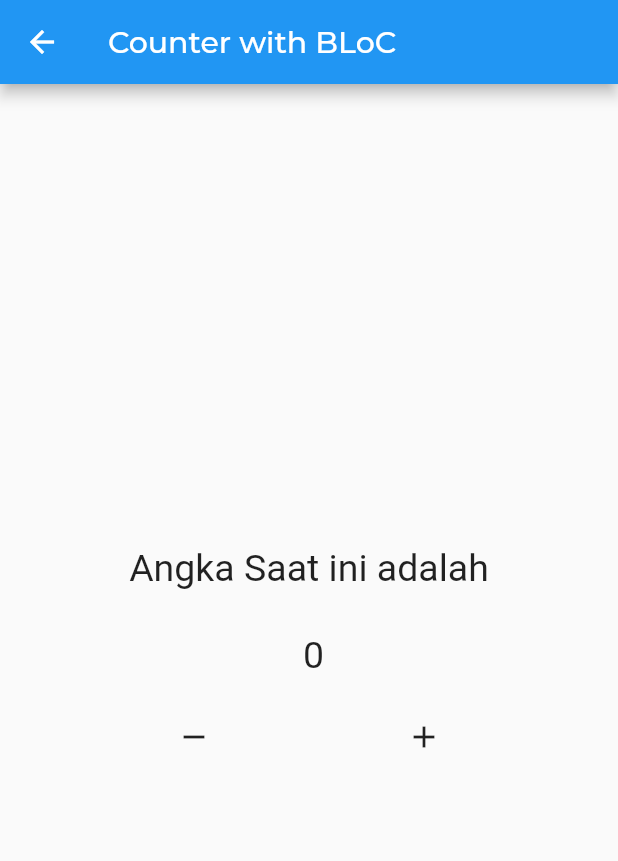
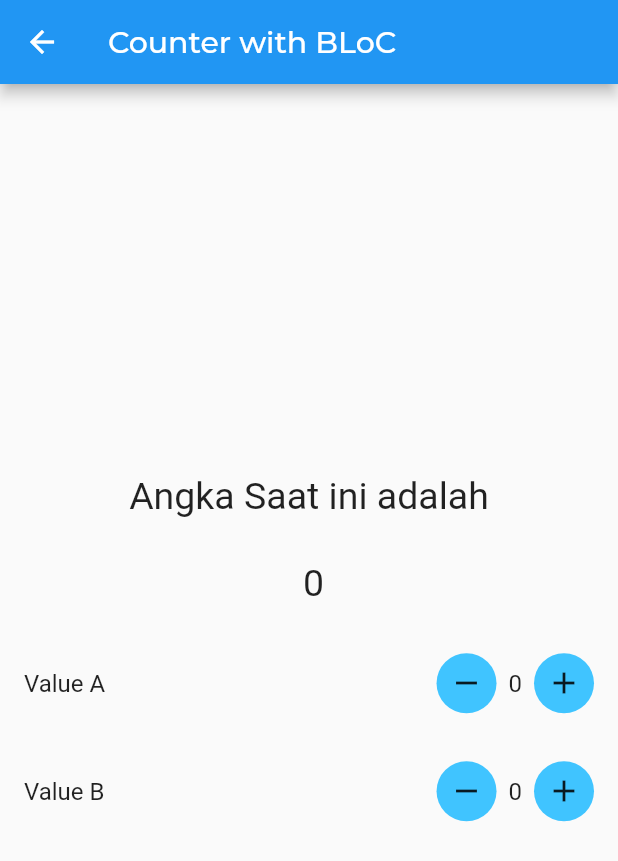
Before and after one commit to imaldila/aorls_apps_with_bloc, a Flutter app: the screen it shows after launch, after a tap on "Go To Counter", on a phone screen of 412 x 824 dp. Shown: the top 861 px of the screen. Run offline on Flutter 3.47's test engine with Material 2 defaults, Android fonts, the phone set to English and light mode, and no system bars; our stand-ins replace bloc, dio, equatable, flutter_bloc, google_fonts, google_maps_flutter.

Commit message:
refractor counter cubit

```diff
--- a/lib/counter/cubit/counter_cubit.dart
+++ b/lib/counter/cubit/counter_cubit.dart
@@ -1,11 +1,39 @@
 import 'package:bloc/bloc.dart';
+import 'package:equatable/equatable.dart';
 import 'package:meta/meta.dart';
 
 part 'counter_state.dart';
 
-class CounterCubit extends Cubit<int> {
-  CounterCubit() : super(0);
-  void increment() => emit(state + 1);
+// class CounterCubit extends Cubit<int> {
+//   CounterCubit() : super(0);
+//   void increment() => emit(state + 1);
 
-  void decrement() => emit(state == 0 ? state : state - 1);
+//   void decrement() => emit(state == 0 ? state : state - 1);
+// }
+
+class CounterCubit extends Cubit<CounterState> {
+  int countA, countB;
+  CounterCubit({this.countA = 0, this.countB = 0})
+      : super(const CounterInitial());
+  void increment() {
+    countA++;
+
+    emit(CounterIncrement(countA, countB));
+  }
+
+  void incrementB() {
+    countB++;
+    emit(CounterIncrement(countA, countB));
+  }
+
+  void decrement() {
+    countA == 0 ? countA : countA--;
+
+    emit(CounterDecrement(countA, countB));
+  }
+
+  void decrementB() {
+    countB == 0 ? countB : countB--;
+    emit(CounterDecrement(countA, countB));
+  }
 }
--- a/lib/counter/cubit/counter_state.dart
+++ b/lib/counter/cubit/counter_state.dart
@@ -1,6 +1,28 @@
 part of 'counter_cubit.dart';
 
 @immutable
-abstract class CounterState {}
+abstract class CounterState extends Equatable {
+  final int countA, countB;
+  const CounterState(this.countA, this.countB);
+}
 
-class CounterInitial extends CounterState {}
+class CounterInitial extends CounterState {
+  const CounterInitial() : super(0,0);
+
+  @override
+  List<Object?> get props => [];
+}
+
+class CounterIncrement extends CounterState {
+  const CounterIncrement(int countA, countB) : super(countA, countB);
+
+  @override
+  List<Object?> get props => [countA, countB];
+}
+
+class CounterDecrement extends CounterState {
+  const CounterDecrement(int countA, countB) : super(countA, countB);
+
+  @override
+  List<Object?> get props => [countA, countB];
+}
--- /dev/null
+++ b/lib/counter/screens/components/counter_list.dart
@@ -0,0 +1,60 @@
+import 'package:flutter/material.dart';
+
+import '../../../constants.dart';
+
+class CounterList extends StatelessWidget {
+  const CounterList({
+    Key? key,
+    required this.label,
+    required this.value,
+    this.onPressRemove,
+    this.onPressAdd,
+  }) : super(key: key);
+
+  final String label, value;
+  final Function()? onPressRemove, onPressAdd;
+
+  @override
+  Widget build(BuildContext context) {
+    return Padding(
+      padding: const EdgeInsets.all(kPadding),
+      child: Row(
+        children: [
+          Text(label),
+          const Spacer(),
+          Container(
+            height: 40,
+            width: 40,
+            decoration: BoxDecoration(
+              color: Colors.lightBlueAccent,
+              borderRadius: BorderRadius.circular(100),
+            ),
+            child: IconButton(
+              onPressed: onPressRemove,
+              icon: const Icon(Icons.remove),
+            ),
+          ),
+          const SizedBox(
+            width: kPadding / 2,
+          ),
+          Text(value),
+          const SizedBox(
+            width: kPadding / 2,
+          ),
+          Container(
+            height: 40,
+            width: 40,
+            decoration: BoxDecoration(
+              color: Colors.lightBlueAccent,
+              borderRadius: BorderRadius.circular(100),
+            ),
+            child: IconButton(
+              onPressed: onPressAdd,
+              icon: const Icon(Icons.add),
+            ),
+          ),
+        ],
+      ),
+    );
+  }
+}
--- a/lib/counter/screens/counter_page.dart
+++ b/lib/counter/screens/counter_page.dart
@@ -2,46 +2,65 @@ import 'package:aorl_apps_bloc/constants.dart';
 import 'package:aorl_apps_bloc/counter/cubit/counter_cubit.dart';
 import 'package:flutter/material.dart';
 import 'package:flutter_bloc/flutter_bloc.dart';
+
+import 'components/counter_list.dart';
 
 class CounterPage extends StatelessWidget {
   const CounterPage({Key? key}) : super(key: key);
 
   @override
   Widget build(BuildContext context) {
+    final counterCubit = context.read<CounterCubit>();
     return Scaffold(
       appBar: AppBar(
         title: const Text('Counter with BLoC'),
       ),
-      body: BlocBuilder<CounterCubit, int>(
+      body: BlocBuilder<CounterCubit, CounterState>(
         builder: (context, state) {
           return Column(
             mainAxisAlignment: MainAxisAlignment.center,
             children: [
               Text(
-                'Angka Saat ini adalah \n \n $state',
+                'Angka Saat ini adalah \n \n ${state.countA}',
                 textAlign: TextAlign.center,
                 style: const TextStyle(fontSize: 25),
               ),
               const SizedBox(
                 height: kPadding,
               ),
-              Row(
-                mainAxisAlignment: MainAxisAlignment.spaceEvenly,
-                children: [
-                  IconButton(
-                    onPressed: () {
-                      context.read<CounterCubit>().decrement();
-                    },
-                    icon: const Icon(Icons.remove),
-                  ),
-                  IconButton(
-                    onPressed: () {
-                      context.read<CounterCubit>().increment();
-                    },
-                    icon: const Icon(Icons.add),
-                  ),
-                ],
-              )
+              CounterList(
+                label: 'Value A',
+                value: '${state.countA}',
+                onPressRemove: () => counterCubit.decrement(),
+                onPressAdd: () => counterCubit.increment(),
+              ),
+              CounterList(
+                label: 'Value B',
+                value: '${state.countB}',
+                onPressRemove: () => counterCubit.decrementB(),
+                onPressAdd: () => counterCubit.incrementB(),
+              ),
+              // Row(
+              //   mainAxisAlignment: MainAxisAlignment.spaceEvenly,
+              //   children: [
+              //     CircleAvatar(
+              //       child: IconButton(
+              //         onPressed: () {
+              //           context.read<CounterCubit>().decrement();
+              //         },
+              //         icon: const Icon(Icons.remove),
+              //       ),
+              //     ),
+              //     CircleAvatar(
+              //       child: IconButton(
+              //         onPressed: () {
+              //           context.read<CounterCubit>().increment();
+              //         },
+              //         icon: const Icon(Icons.add),
+              //       ),
+              //     ),
+              //   ],
+              // )
             ],
           );
         },
--- a/lib/dio/screens/dio_screen.dart
+++ b/lib/dio/screens/dio_screen.dart
@@ -42,11 +42,15 @@ class _DioScreenState extends State<DioScreen> {
         child: Column(
           mainAxisAlignment: MainAxisAlignment.center,
           children: [
+            Visibility(
+              child: const CircularProgressIndicator(),
+              visible: isLoading,
+            ),
             person != null
                 ? PersonCard(
                     person: person!,
                   )
-                : const CircularProgressIndicator(),
+                : const Text('No Data'),
             const SizedBox(
               height: kPadding,
             ),
@@ -78,10 +82,6 @@ class _DioScreenState extends State<DioScreen> {
                 child: const Text('POST'),
               ),
             ),
-            Visibility(
-              child: CircularProgressIndicator(),
-              visible: isLoading,
-            )
           ],
         ),
       ),
--- a/lib/main_page.dart
+++ b/lib/main_page.dart
@@ -1,5 +1,7 @@
+import 'package:aorl_apps_bloc/counter/cubit/counter_cubit.dart';
 import 'package:aorl_apps_bloc/dio/screens/dio_screen.dart';
 import 'package:flutter/material.dart';
+import 'package:flutter_bloc/flutter_bloc.dart';
 
 import 'components/nav_button.dart';
 import 'counter/screens/counter_page.dart';
@@ -37,9 +39,11 @@ class MainPage extends StatelessWidget {
               ElevatedButton(
                 onPressed: () {
                   // getHttp();
+                  print('Value A : ${context.read<CounterCubit>().countA}');
+                  print('Value B : ${context.read<CounterCubit>().countB}');
                   print('It Works');
                 },
-                child: const Text('Test DIO'),
+                child: const Text('Test BloC'),
               )
             ],
           ),
--- a/pubspec.yaml
+++ b/pubspec.yaml
@@ -30,6 +30,7 @@ dependencies:
   bloc: ^8.0.3
   cupertino_icons: ^1.0.2
   dio: ^4.0.6
+  equatable: ^2.0.3
   flutter:
     sdk: flutter
   flutter_bloc: ^8.0.1
```
Also changed, not shown: pubspec.lock.
